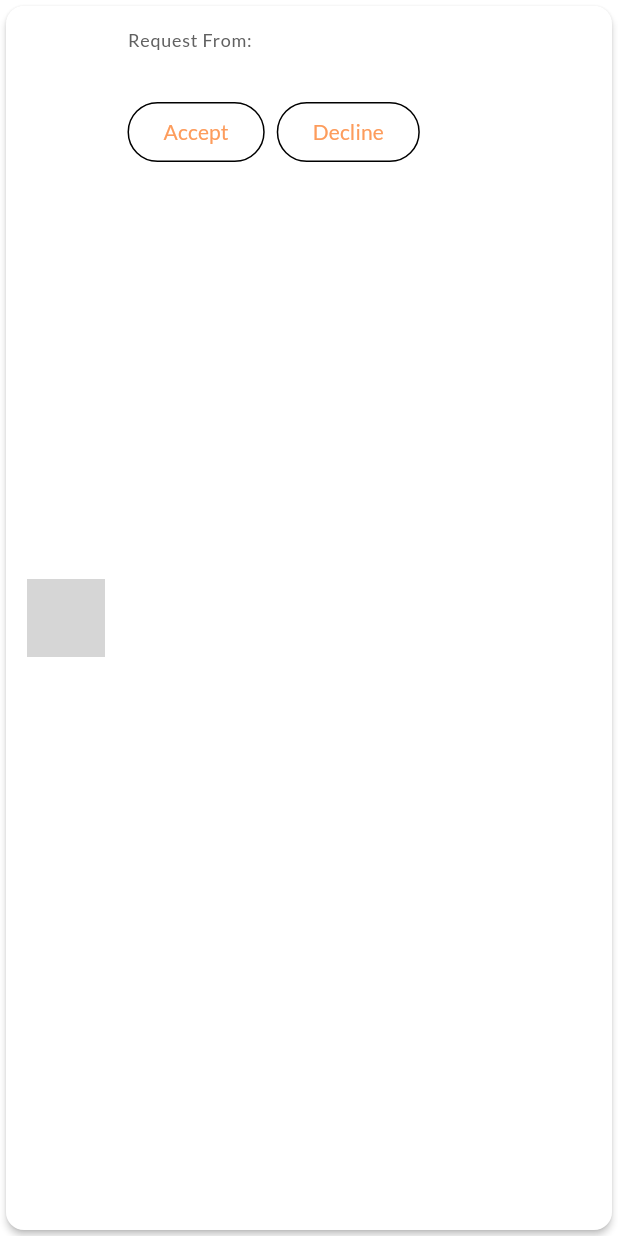
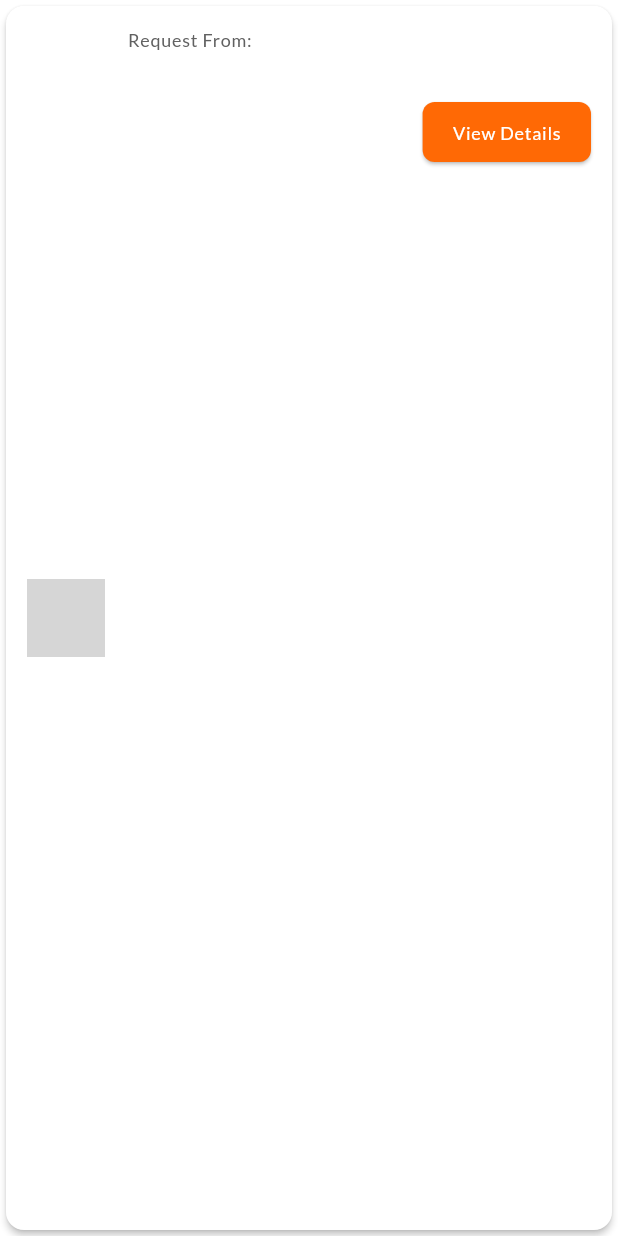
Before and after one commit to qicai14/mae-homiego-app, a Flutter app: the _BookingRequestCard widget shown alone on an empty page, opened directly with empty values, on a phone screen of 412 x 824 dp. Run offline on Flutter 3.47's test engine with Material 3 defaults, Android fonts, the phone set to English and light mode, and no system bars; our stand-ins replace flutter_dotenv, flutter_riverpod, google_fonts, supabase_flutter; accounts and stored records are empty; network calls fail; grey boxes are pictures that could not be loaded.

Commit message:
Minor Homeowner bug fixes

```diff
--- a/lib/core/constants/app_constants.dart
+++ b/lib/core/constants/app_constants.dart
@@ -39,14 +39,14 @@ class AppConstants {
     'Kitchen Utensils': Icons.restaurant,
     'Towels & Linens': Icons.bed,
     'Closet': Icons.checkroom,
-    'Extra Pillows & Blankets': Icons.hotel,
+    'Pillows & Blankets': Icons.hotel,
     'Shower Gel & Shampoo': Icons.shower,
     'Private Bathroom': Icons.bathroom,
     'Elevator': Icons.elevator,
     'Swimming Pool': Icons.pool,
     'Fitness Centre': Icons.fitness_center,
     'Security': Icons.security,
-    'Parking (Free or Paid)': Icons.local_parking,
+    'Parking': Icons.local_parking,
     'CCTV': Icons.videocam,
     'Balcony': Icons.balcony,
     'Outdoor Space': Icons.yard,
--- a/lib/features/homeowner/providers/booking_providers.dart
+++ b/lib/features/homeowner/providers/booking_providers.dart
@@ -58,6 +58,7 @@ final homeownerBookingsStreamProvider =
       final data = await supabase
           .from('bookings')
           .select(
+              // --- THIS IS THE CORRECT JOIN ---
               '*, properties:property_id(title), profiles:tenant_id(full_name, avatar_url)')
           .inFilter('property_id', propertyIds)
           // --- FILTER REMOVED ---
--- a/lib/features/homeowner/views/dashboard_screen.dart
+++ b/lib/features/homeowner/views/dashboard_screen.dart
@@ -8,8 +8,8 @@ import 'package:homiego/features/homeowner/providers/booking_providers.dart';
 import 'package:homiego/features/homeowner/providers/dashboard_providers.dart';
 // --- IMPORT THE SUPABASE CLIENT GETTER ---
 import 'package:homiego/core/services/supabase_client.dart';
-
-// --- ALL LOCAL PROVIDERS HAVE BEEN REMOVED ---
+// --- ADDED: Import for navigation provider ---
+import 'package:homiego/features/homeowner/views/homeowner_main_screen.dart';
 
 // --- DASHBOARD WIDGET ---
 
@@ -21,10 +21,10 @@ class HomeownerDashboardScreen extends ConsumerWidget {
     final profile = ref.watch(homeownerProfileProvider);
 
     // --- USE THE NEW EFFICIENT COUNT PROVIDER ---
-    final pendingCount = ref
-        .watch(dashboardPropertyCountProvider(property_model.PropertyStatus.pending));
-    final approvedCount = ref
-        .watch(dashboardPropertyCountProvider(property_model.PropertyStatus.approved));
+    final pendingCount = ref.watch(
+        dashboardPropertyCountProvider(property_model.PropertyStatus.pending));
+    final approvedCount = ref.watch(
+        dashboardPropertyCountProvider(property_model.PropertyStatus.approved));
 
     // --- USE THE NEW DERIVED PENDING BOOKINGS PROVIDER ---
     final bookingsAsync = ref.watch(dashboardPendingBookingsProvider);
@@ -59,8 +59,8 @@ class HomeownerDashboardScreen extends ConsumerWidget {
                   _StatusCard(
                     title: 'Active Property Listing',
                     icon: Icons.lock_open,
-                    count:
-                        approvedCount.maybeWhen(data: (c) => c, orElse: () => 0),
+                    count: approvedCount.maybeWhen(
+                        data: (c) => c, orElse: () => 0),
                   ),
                 ],
               ),
@@ -110,7 +110,7 @@ class HomeownerDashboardScreen extends ConsumerWidget {
   }
 }
 
-// --- Helper Card Widgets (No Changes) ---
+// --- Helper Card Widgets (StatusCard unchanged) ---
 
 class _StatusCard extends StatelessWidget {
   final String title;
@@ -158,10 +158,12 @@ class _BookingRequestCard extends ConsumerWidget {
   Widget build(BuildContext context, WidgetRef ref) {
     final theme = Theme.of(context);
 
+    // --- THIS PARSING LOGIC IS CORRECT ---
     // Parse the map data
     final tenantProfile = bookingMap['profiles'] as Map<String, dynamic>? ?? {};
     final tenantName = tenantProfile['full_name'] as String? ?? 'Unknown';
     final tenantAvatarUrl = tenantProfile['avatar_url'] as String?;
+    // --- END CORRECT PARSING ---
 
     return Card(
       elevation: 2,
@@ -187,20 +189,29 @@ class _BookingRequestCard extends ConsumerWidget {
                   Text('Request From:',
                       style: theme.textTheme.labelMedium
                           ?.copyWith(color: Colors.grey[700])),
-                  Text(tenantName,
+                  Text(tenantName, // <-- This will now display the name
                       style: theme.textTheme.bodyLarge
                           ?.copyWith(fontWeight: FontWeight.bold)),
                   const SizedBox(height: 6),
+                  // --- CHANGED: Replaced buttons ---
                   Row(
+                    mainAxisAlignment: MainAxisAlignment.end,
                     children: [
-                      // TODO: Implement Accept/Decline logic
-                      OutlinedButton(
-                          onPressed: () {}, child: const Text('Accept')),
-                      const SizedBox(width: 8),
-                      OutlinedButton(
-                          onPressed: () {}, child: const Text('Decline')),
+                      ElevatedButton(
+                        style: ElevatedButton.styleFrom(
+                          padding: const EdgeInsets.symmetric(
+                              horizontal: 20, vertical: 10),
+                          textStyle: theme.textTheme.labelMedium,
+                        ),
+                        onPressed: () {
+                          // Navigate to Inbox (index 2)
+                          ref.read(homeownerNavIndexProvider.notifier).state = 2;
+                        },
+                        child: const Text('View Details'),
+                      ),
                     ],
                   ),
+                  // --- END CHANGED ---
                 ],
               ),
             ),
```
Also changed, not shown: lib/features/homeowner/views/homeowner_inbox_screen.dart (+45 -16 lines), lib/features/homeowner/views/homeowner_main_screen.dart (+51 -22 lines), lib/features/homeowner/views/my_listings_screen.dart (+27 -15 lines).
